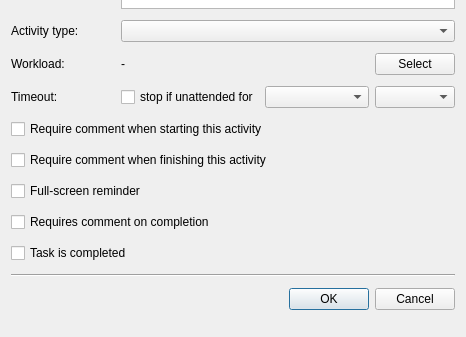
Old version of the form Srt.QT/tt3-gui/ModifyPublicTaskDialog.ui in the repository akapustiatyahoocouk/TimeTracker3; both pictures show x 0 to 466 and y 158 to 495 of the 466 by 495 pixel window.
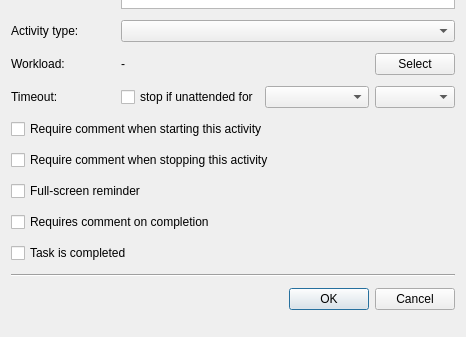
New version of the form. Icons and pictures are not drawn.

```diff
--- a/Srt.QT/tt3-gui/ModifyPublicTaskDialog.ui
+++ b/Srt.QT/tt3-gui/ModifyPublicTaskDialog.ui
@@ -58,7 +58,7 @@
    <item row="7" column="0" colspan="6">
     <widget class="QCheckBox" name="requireCommentOnFinishCheckBox">
      <property name="text">
-      <string>Require comment when finishing this activity</string>
+      <string>Require comment when stopping this activity</string>
      </property>
     </widget>
    </item>
```
Left out of the diff: 4 changed lines with no effect on the pictures.
